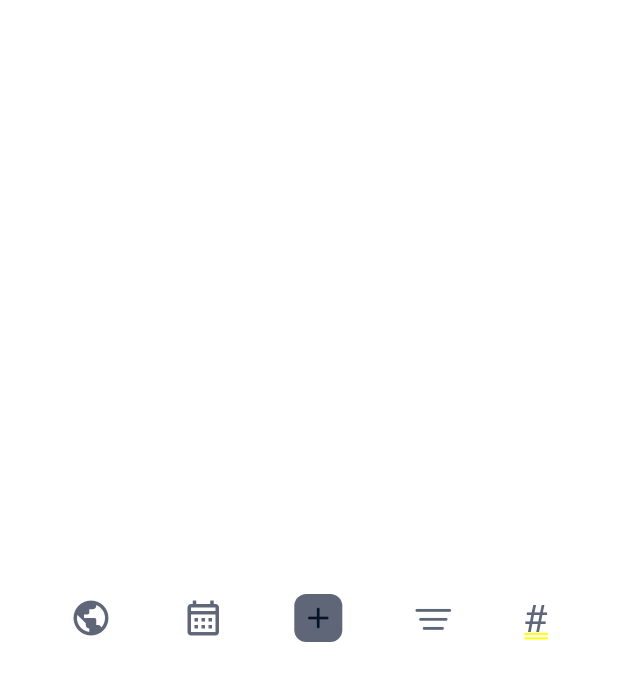
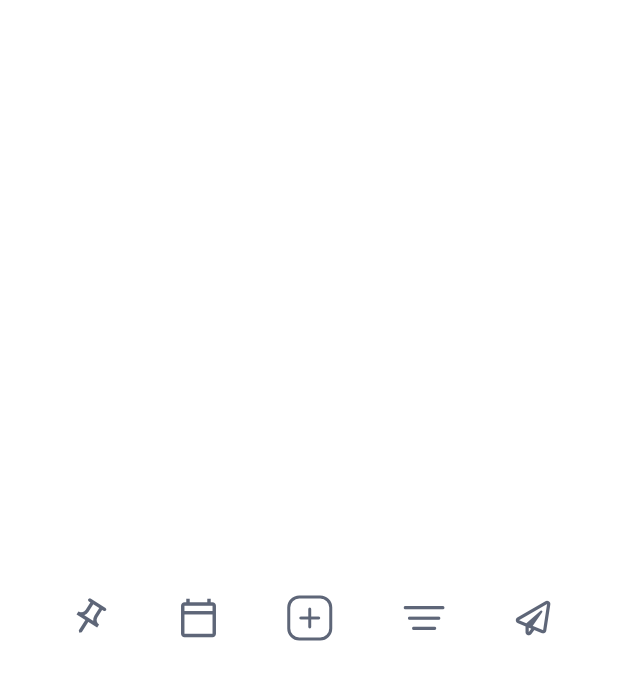
Before and after one commit to tomasbaran/today, a Flutter app: the NavBar screen opened directly, on a phone screen of 412 x 824 dp. Shown: the top 681 px of the screen. Run offline on Flutter 3.47's test engine with Material 2 defaults, Android fonts, the phone set to English and light mode, and no system bars; our stand-ins replace calendar_date_picker2, cloud_firestore, firebase_auth, firebase_core, flutter_signin_button, font_awesome_flutter and 5 more; missing offline and left inert: extension_google_sign_in_as_googleapis_auth, googleapis; accounts and stored records are empty.

Commit message:
Add calendar functionality from navBar

```diff
--- a/lib/widgets/expanded_app_bar.dart
+++ b/lib/widgets/expanded_app_bar.dart
@@ -18,6 +18,10 @@ class ExpandedAppBar extends StatelessWidget {
               firstDay: DateTime.utc(2010, 10, 16),
               lastDay: DateTime.utc(2030, 3, 14),
               focusedDay: DateTime.now(),
+              daysOfWeekStyle: DaysOfWeekStyle(
+                weekdayStyle: TextStyle(color: const Color(0xFF4F4F4F), fontWeight: FontWeight.w700),
+                weekendStyle: TextStyle(color: const Color(0xFF6A6A6A), fontWeight: FontWeight.w700),
+              ),
             ),
           ],
         ),
--- a/lib/widgets/floating_list_container.dart
+++ b/lib/widgets/floating_list_view.dart
@@ -1,8 +1,8 @@
 import 'package:flutter/material.dart';
 import 'package:today/style/style_constants.dart';
 
-class FloatingListContainer extends StatelessWidget {
-  const FloatingListContainer({super.key});
+class FloatingListView extends StatelessWidget {
+  const FloatingListView({super.key});
 
   @override
   Widget build(BuildContext context) {
--- a/lib/widgets/nav_bar.dart
+++ b/lib/widgets/nav_bar.dart
@@ -1,11 +1,14 @@
 import 'package:flutter/cupertino.dart';
 import 'package:flutter/material.dart';
+import 'package:googleapis/firestore/v1.dart';
 import 'package:modal_bottom_sheet/modal_bottom_sheet.dart';
 import 'package:today/globals/constants.dart';
 import 'package:today/screens/tasks_screen/tasks_screen_manager.dart';
+import 'package:today/services/date_time_service.dart';
 import 'package:today/services/service_locator.dart';
 import 'package:today/style/style_constants.dart';
 import 'package:today/widgets/add_new_task_sheet.dart';
+import 'package:font_awesome_flutter/font_awesome_flutter.dart';
 
 class NavBar extends StatelessWidget {
   NavBar({
@@ -16,14 +19,22 @@ class NavBar extends StatelessWidget {
 
   @override
   Widget build(BuildContext context) {
-    final pageController = widgetManager.pageController;
     return Row(
       mainAxisAlignment: MainAxisAlignment.spaceEvenly,
       crossAxisAlignment: CrossAxisAlignment.center,
       children: [
         GestureDetector(
-          onTap: () => pageController.animateToPage(todayIndex, duration: Duration(milliseconds: 300), curve: Curves.easeIn),
+          // onTap: () => widgetManager.pageController.animateToPage(todayIndex, duration: Duration(milliseconds: 300), curve: Curves.easeIn),
+          onTap: () => widgetManager.updateSelectedDate(DateTime.now()),
+          child: Transform.rotate(
+            angle: 0.18 * 3.1415926535897932, // Rotate 45 degrees (0.25 * 2 * pi)
             child: Icon(
+              Icons.push_pin_outlined,
+              size: 28,
+              color: kIconColor,
+            ),
+          ),
+          // child: Icon(
           // Icons.blur_circular,
           // Icons.radio_button_on_rounded,
           // Icons.view_timeline_outlined,
@@ -31,24 +42,25 @@ class NavBar extends StatelessWidget {
           // CupertinoIcons.line_horizontal_3_decrease,
           // Icons.center_focus_strong_outlined,
           // Icons.picture_in_picture,
-            Icons.public_sharp,
+          // Icons.public_sharp,
           // Icons.spa_outlined,
-            // Icons.push_pin_outlined,
+
+          //  Icons.push_pin_outlined,
           // Icons.notes_rounded,
           // CupertinoIcons.doc_plaintext,
           // Icons.note_outlined,
           // Icons.fullscreen_rounded,
           // Icons.wb_sunny_outlined,
           // CupertinoIcons.house,
-            size: 28,
-            color: kIconColor,
-          ),
+          //   size: 28,
+          //   color: kIconColor,
+          // ),
         ),
         GestureDetector(
-          onTap: () => null,
+          onTap: () => widgetManager.updateNavBarSelection(NavBarSelection.calendar),
           child: Icon(
             // CupertinoIcons.calendar,
-            Icons.calendar_month_outlined,
+            Icons.calendar_today_outlined,
             color: kIconColor,
             size: 28,
           ),
@@ -66,17 +78,22 @@ class NavBar extends StatelessWidget {
             ),
           ),
           child: Container(
-            height: 32,
-            width: 32,
+            height: 30,
+            width: 30,
             decoration: BoxDecoration(
+              // color: kIconColor,
+              border: Border.all(
+                width: 2,
                 color: kIconColor,
+              ),
               borderRadius: BorderRadius.all(Radius.circular(8)),
             ),
             child: const Center(
               child: Icon(
                 Icons.add_rounded,
                 size: 24,
-                color: kThemeColor12,
+                color: kIconColor,
+                // color: kThemeColor12,
               ),
             ),
           ),
@@ -94,14 +111,19 @@ class NavBar extends StatelessWidget {
             CupertinoIcons.line_horizontal_3_decrease,
             // Icons.notes_rounded,
             color: kIconColor,
-            size: 28,
+            size: 32,
           ),
         ),
         GestureDetector(
           onTap: () => widgetManager.updateNavBarSelection(NavBarSelection.list),
-          child: Text(
-            '#',
-            style: bottomToolbarIconTextStyle,
+          child:
+              // Icons.messenger_outline_sharp,
+              // CupertinoIcons.bubble_left,
+              FaIcon(
+            FontAwesomeIcons.paperPlane,
+            // FontAwesomeIcons.commentDots,
+            color: kIconColor,
+            size: 23,
           ),
         ),
       ],
--- a/pubspec.yaml
+++ b/pubspec.yaml
@@ -7,6 +7,7 @@ environment:
   sdk: '>=2.19.4 <3.0.0'
 
 dependencies:
+  calendar_date_picker2: ^0.5.2
   cloud_firestore: ^4.5.0
   cupertino_icons: ^1.0.5
   extended_nested_scroll_view: ^6.0.0
@@ -17,6 +18,7 @@ dependencies:
     sdk: flutter
   flutter_launcher_icons: ^0.13.1
   flutter_signin_button: ^2.0.0
+  font_awesome_flutter: ^9.2.0
   get_it: ^7.2.0
   google_sign_in: ^6.0.2
   googleapis: ^10.1.0
```
Also changed, not shown: lib/widgets/calendar_view.dart (added, +40 -0 lines), lib/widgets/floating_container.dart (+6 -3 lines), pubspec.lock. Lines whose indentation alone changed are shown as unchanged.
